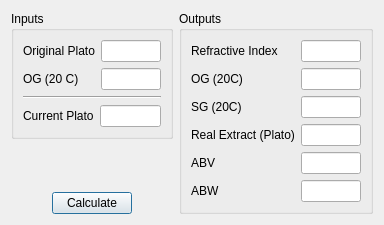
The window that ui/refractoDialog.ui (Brewtarget/brewtarget) describes before a commit, drawn with Qt 5.
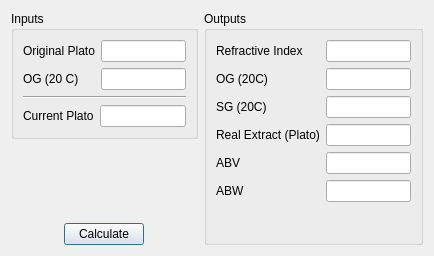
The same window after the commit. Custom widgets are drawn as their Qt base class.

Patch:
```diff
--- a/ui/refractoDialog.ui
+++ b/ui/refractoDialog.ui
@@ -6,8 +6,8 @@
    <rect>
     <x>0</x>
     <y>0</y>
-    <width>383</width>
-    <height>223</height>
+    <width>434</width>
+    <height>256</height>
    </rect>
   </property>
   <property name="windowTitle">
@@ -36,15 +36,9 @@
           </item>
           <item row="0" column="1">
            <widget class="BtDensityEdit" name="lineEdit_op">
-            <property name="minimumSize">
-             <size>
-              <width>60</width>
-              <height>0</height>
-             </size>
-            </property>
             <property name="maximumSize">
              <size>
-              <width>64</width>
+              <width>128</width>
               <height>16777215</height>
              </size>
             </property>
@@ -74,15 +68,9 @@
           </item>
           <item row="1" column="1">
            <widget class="BtDensityEdit" name="lineEdit_inputOG">
-            <property name="minimumSize">
-             <size>
-              <width>60</width>
-              <height>0</height>
-             </size>
-            </property>
             <property name="maximumSize">
              <size>
-              <width>64</width>
+              <width>128</width>
               <height>16777215</height>
              </size>
             </property>
@@ -120,15 +108,9 @@
           </item>
           <item row="0" column="1">
            <widget class="BtDensityEdit" name="lineEdit_cp">
-            <property name="minimumSize">
-             <size>
-              <width>60</width>
-              <height>0</height>
-             </size>
-            </property>
             <property name="maximumSize">
              <size>
-              <width>64</width>
+              <width>128</width>
               <height>16777215</height>
              </size>
             </property>
@@ -194,15 +176,9 @@
      <layout class="QFormLayout" name="formLayout_2">
       <item row="1" column="1">
        <widget class="BtGenericEdit" name="lineEdit_ri">
-        <property name="minimumSize">
-         <size>
-          <width>60</width>
-          <height>0</height>
-         </size>
-        </property>
         <property name="maximumSize">
          <size>
-          <width>64</width>
+          <width>128</width>
           <height>16777215</height>
          </size>
         </property>
@@ -223,15 +199,9 @@
       </item>
       <item row="3" column="1">
        <widget class="BtDensityEdit" name="lineEdit_sg">
-        <property name="minimumSize">
-         <size>
-          <width>60</width>
-          <height>0</height>
-         </size>
-        </property>
         <property name="maximumSize">
          <size>
-          <width>64</width>
+          <width>128</width>
           <height>16777215</height>
          </size>
         </property>
@@ -255,15 +225,9 @@
       </item>
       <item row="5" column="1">
        <widget class="BtGenericEdit" name="lineEdit_abv">
-        <property name="minimumSize">
-         <size>
-          <width>60</width>
-          <height>0</height>
-         </size>
-        </property>
         <property name="maximumSize">
          <size>
-          <width>64</width>
+          <width>128</width>
           <height>16777215</height>
          </size>
         </property>
@@ -284,15 +248,9 @@
       </item>
       <item row="6" column="1">
        <widget class="BtGenericEdit" name="lineEdit_abw">
-        <property name="minimumSize">
-         <size>
-          <width>60</width>
-          <height>0</height>
-         </size>
-        </property>
         <property name="maximumSize">
          <size>
-          <width>64</width>
+          <width>128</width>
           <height>16777215</height>
          </size>
         </property>
@@ -323,15 +281,9 @@
       </item>
       <item row="4" column="1">
        <widget class="BtDensityEdit" name="lineEdit_re">
-        <property name="minimumSize">
-         <size>
-          <width>60</width>
-          <height>0</height>
-         </size>
-        </property>
         <property name="maximumSize">
          <size>
-          <width>64</width>
+          <width>128</width>
           <height>16777215</height>
          </size>
         </property>
@@ -355,15 +307,9 @@
       </item>
       <item row="2" column="1">
        <widget class="BtDensityEdit" name="lineEdit_og">
-        <property name="minimumSize">
-         <size>
-          <width>60</width>
-          <height>0</height>
-         </size>
-        </property>
         <property name="maximumSize">
          <size>
-          <width>64</width>
+          <width>128</width>
           <height>16777215</height>
          </size>
         </property>
```
